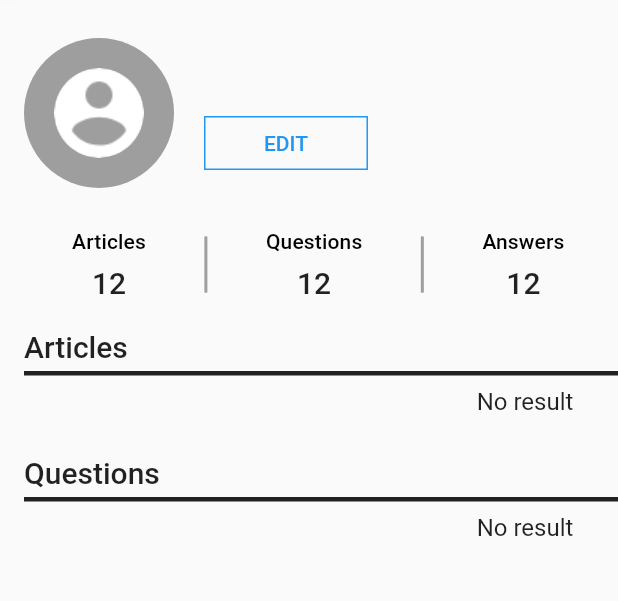
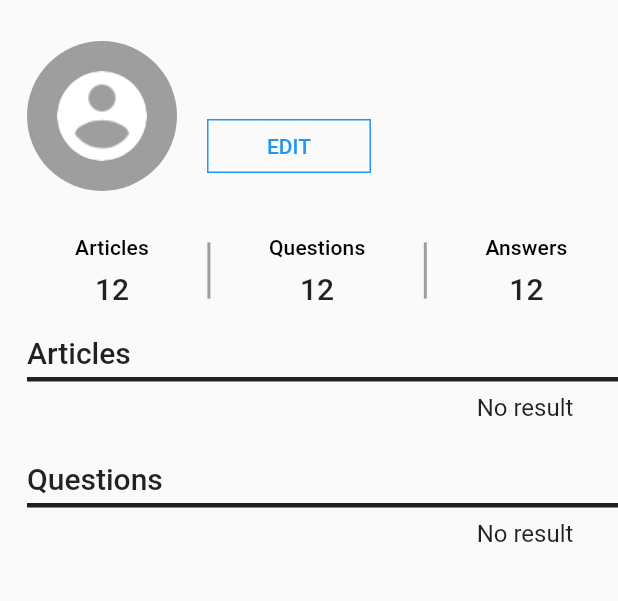
Before and after one commit to flutterstudygn/stackoverflutter, a Flutter app: the UsersPage screen opened by its route, on a phone screen of 412 x 824 dp, the part 85-686 px from its top. Run offline on Flutter 3.47's test engine with Material 2 defaults, Android fonts, the phone set to English and light mode, and no system bars; our stand-ins replace flutter_signin_button, google_sign_in, page_transition, rxdart; missing offline and left inert: firebase, google_sign_in_web; accounts and stored records are empty; generated files the repository leaves out were written again.

Commit message:
[Update] PR #15의 리뷰 내용 일부 반영.
UsersPage의 UserProfileView를 제외한 3개의 feedback 반영.

```diff
--- a/lib/src/model/user/user_detail_item.dart
+++ b/lib/src/model/user/user_detail_item.dart
@@ -38,9 +38,9 @@ class UserDetailItem extends UserItem {
   }
 
   static Map<String, int> getActivities(UserDetailItem item) => {
-        'Articles': item?.articleCount,
-        'Questions': item?.questionCount,
-        'Answers': item?.answerCount,
-        'Stars': item?.startCount,
+        'Articles': item?.articleCount ?? 0,
+        'Questions': item?.questionCount ?? 0,
+        'Answers': item?.answerCount ?? 0,
+        'Stars': item?.startCount ?? 0,
       };
 }
--- a/lib/src/view/page/page_users.dart
+++ b/lib/src/view/page/page_users.dart
@@ -44,7 +44,7 @@ class UsersPage extends StatelessWidget {
 
             if (snapshot.connectionState == ConnectionState.done) {
               return Padding(
-                padding: const EdgeInsets.all(16.0),
+                padding: const EdgeInsets.all(18),
                 child: Provider<UserDetailBloc>(
                   create: (_) => UserDetailBloc()..init(snapshot.data.id),
                   dispose: (_, bloc) => bloc.dispose(),
@@ -56,7 +56,7 @@ class UsersPage extends StatelessWidget {
                             height: _userCardHeight,
                             child: _UsersCard(snapshot.data),
                           ),
-                          SizedBox(height: 16),
+                          SizedBox(height: 18),
                           StreamBuilder<UserDetailItem>(
                             stream: bloc.activities,
                             builder: (context, snapshot) {
@@ -135,7 +135,7 @@ class _UserActivity extends StatelessWidget {
   @override
   Widget build(BuildContext context) {
     Map<String, int> activities = UserDetailItem.getActivities(_userDetailItem);
-    List<Widget> children = List.generate(activities?.length ?? 0, (i) {
+    List<Widget> children = List.generate(activities.length, (i) {
       String activity = activities.keys.elementAt(i);
       int count = activities.values.elementAt(i);
 
```
